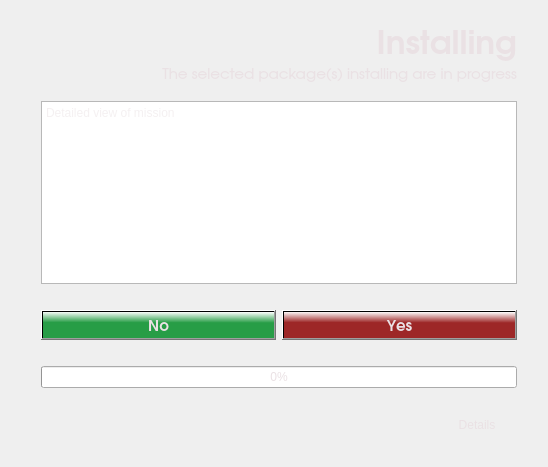
hmikihth/package-wizard, file modules_uic/installprogress.ui: the form before one commit.
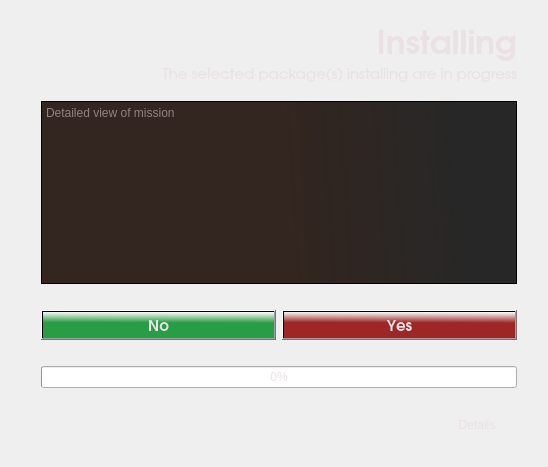
The form after the commit. Icons and pictures are not drawn.

Commit message: screen positioning

Patch:
```diff
--- a/modules_uic/installprogress.ui
+++ b/modules_uic/installprogress.ui
@@ -151,7 +151,10 @@
      <item>
       <widget class="QTextBrowser" name="textBrowser">
        <property name="autoFillBackground">
-        <bool>true</bool>
+        <bool>false</bool>
+       </property>
+       <property name="styleSheet">
+        <string notr="true">background-color:qlineargradient(spread:pad, x1:1, y1:0.601, x2:0.509, y2:0.613636, stop:0.220588 rgba(0, 0, 0, 213), stop:1 rgba(34, 19, 12, 234))</string>
        </property>
        <property name="documentTitle">
         <string/>
```
Left out of the diff: 9 changed lines with no effect on the pictures. The commit also changes 1 other file.
